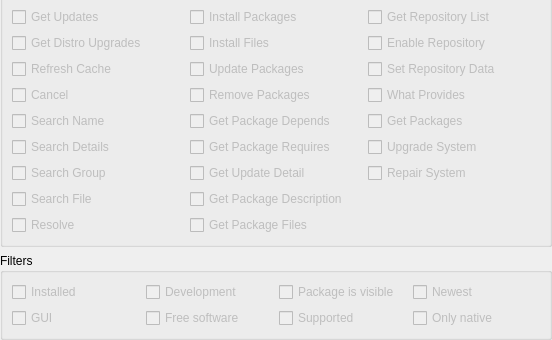
First picture: the form in Apper/BackendDetails.ui, repository KDE/apper, before the edit; both pictures show x 0 to 552 and y 204 to 544 of the 552 by 544 pixel window.
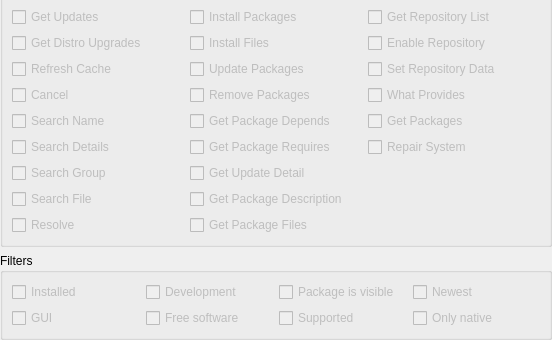
Second picture: the form after the edit.

What changed in the file:
```diff
--- a/Apper/BackendDetails.ui
+++ b/Apper/BackendDetails.ui
@@ -7,7 +7,7 @@
     <x>0</x>
     <y>0</y>
     <width>552</width>
-    <height>462</height>
+    <height>509</height>
    </rect>
   </property>
   <layout class="QGridLayout" name="gridLayout_4">
@@ -287,26 +287,6 @@
         </property>
        </widget>
       </item>
-      <item row="6" column="3">
-       <widget class="QCheckBox" name="repairSystemCB">
-        <property name="enabled">
-         <bool>false</bool>
-        </property>
-        <property name="text">
-         <string>Repair System</string>
-        </property>
-       </widget>
-      </item>
-      <item row="5" column="3">
-       <widget class="QCheckBox" name="upgradeSystemCB">
-        <property name="enabled">
-         <bool>false</bool>
-        </property>
-        <property name="text">
-         <string>Upgrade System</string>
-        </property>
-       </widget>
-      </item>
       <item row="4" column="3">
        <widget class="QCheckBox" name="getPackagesCB">
         <property name="enabled">
@@ -357,6 +337,16 @@
         </property>
        </widget>
       </item>
+      <item row="5" column="3">
+       <widget class="QCheckBox" name="repairSystemCB">
+        <property name="enabled">
+         <bool>false</bool>
+        </property>
+        <property name="text">
+         <string>Repair System</string>
+        </property>
+       </widget>
+      </item>
      </layout>
     </widget>
    </item>
```
